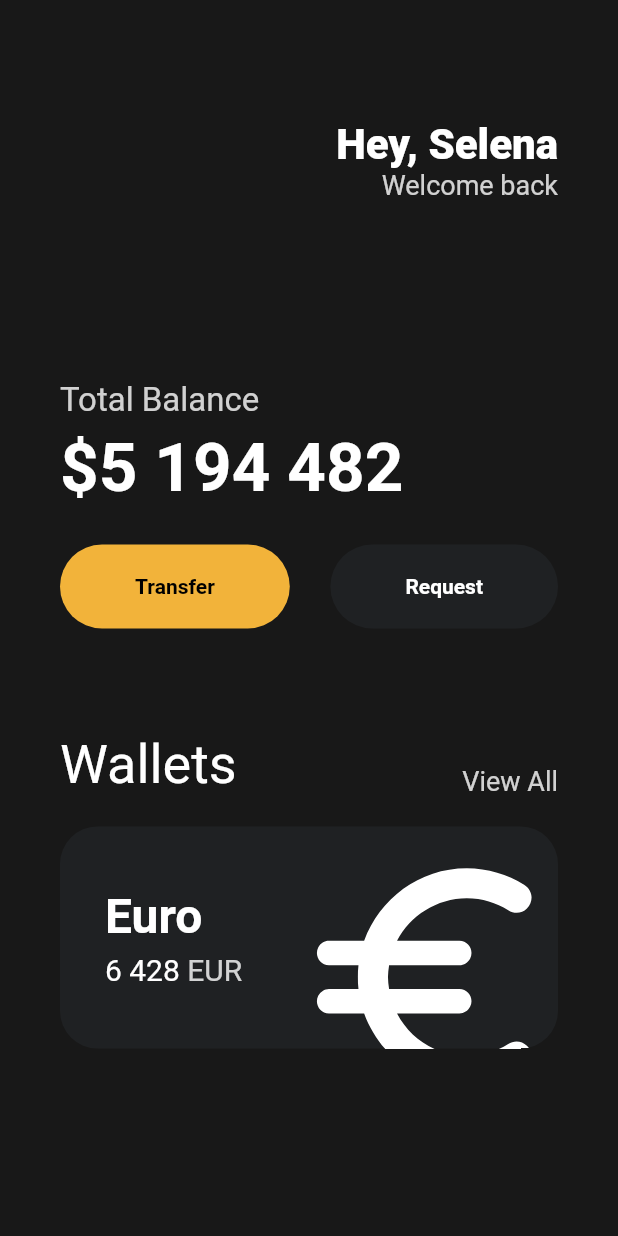
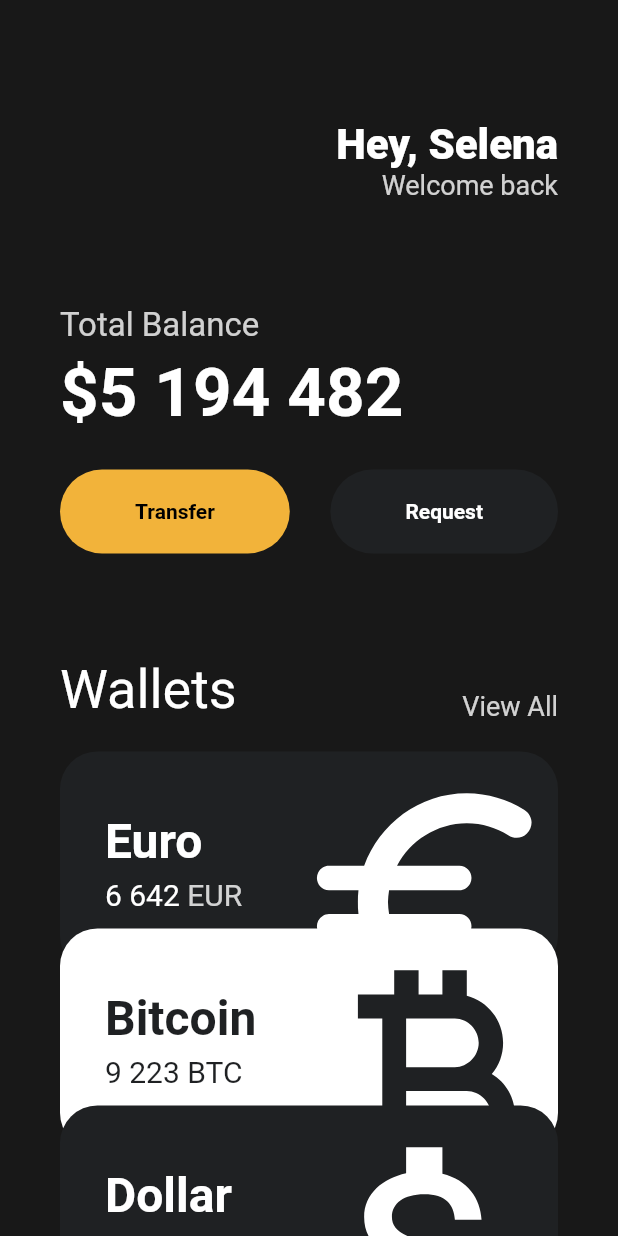
Before and after one commit to SHINDONGDONG/toonflix, a Flutter app: the screen it shows after launch, on a phone screen of 412 x 824 dp. Run offline on Flutter 3.47's test engine with Material 2 defaults, Android fonts, the phone set to English and light mode, and no system bars.

Commit message:
card tarnsform late

```diff
--- a/lib/main.dart
+++ b/lib/main.dart
@@ -1,5 +1,6 @@
 import 'package:flutter/material.dart';
 import 'package:toonflix/widgets/button_widget.dart';
+import 'package:toonflix/widgets/currency_card.dart';
 
 void main() {
   runApp(const MyApp());
@@ -15,7 +16,8 @@ class MyApp extends StatelessWidget {
       home: Scaffold(
         //백그라운드 컬러
         backgroundColor: const Color(0xFF181818),
-        body: Padding(
+        body: SingleChildScrollView(
+          child: Padding(
             padding: const EdgeInsets.symmetric(horizontal: 40),
             child: Column(
               crossAxisAlignment: CrossAxisAlignment.start,
@@ -48,7 +50,7 @@ class MyApp extends StatelessWidget {
                     ),
                   ],
                 ),
-              const SizedBox(height: 120),
+                const SizedBox(height: 70),
                 Text(
                   "Total Balance",
                   style: TextStyle(
@@ -105,70 +107,38 @@ class MyApp extends StatelessWidget {
                   ],
                 ),
                 SizedBox(height: 20,),
-              Container(
-                clipBehavior: Clip.hardEdge,
-                decoration: BoxDecoration(
-                  color: Color(0xFF1F2123),
-                  borderRadius: BorderRadius.circular(25),
+                const CurrencyCard(
+                  name: 'Euro',
+                  code: 'EUR',
+                  amount: '6 642',
+                  icon: Icons.euro_rounded,
+                  isInverted: false,
                 ),
-                child: Padding(
-                  padding: const EdgeInsets.all(30),
-                  child: Row(
-                    mainAxisAlignment: MainAxisAlignment.spaceBetween,
-                    children: [
-                      Column(
-                        crossAxisAlignment: CrossAxisAlignment.start,
-                        children: [
-                          Text("Euro",
-                          style: TextStyle(
-                            color: Colors.white,
-                            fontSize: 32,
-                            fontWeight: FontWeight.w600
+                Transform.translate(
+                  offset: Offset(0,-30),
+                  child: const CurrencyCard(
+                    name: 'Bitcoin',
+                    code: 'BTC',
+                    amount: '9 223',
+                    icon: Icons.currency_bitcoin,
+                    isInverted: true,
                   ),
                 ),
-                          SizedBox(
-                            height: 5,
-                          ),
-                          Row(
-                            mainAxisAlignment: MainAxisAlignment.spaceBetween,
-                            children: [
-                              Text("6 428",
-                                style: TextStyle(
-                                  color: Colors.white,
-                                  fontSize: 20,
-                                ),
-                              ),
-                              SizedBox(width: 5,),
-                              Text("EUR",
-                              style: TextStyle(
-                                color: Colors.white.withOpacity(0.8,),
-                                fontSize: 20
-                              ),
-                              ),
-                            ],
-                          ),
-                        ],
-                      ),
-                      Transform.scale(
-                        scale: 2.2,
-                        child: Transform.translate(
-                          offset: Offset(-5,12),
-                          child: Icon(
-                            Icons.euro_rounded,
-                            color: Colors.white,
-                            size: 88,
-                          ),
-                        ),
-                      )
-
-                    ],
-                  ),
+                Transform.translate(
+                  offset: Offset(0,-60),
+                  child: const CurrencyCard(
+                    name: 'Dollar',
+                    code: 'US',
+                    amount: '6 642',
+                    icon: Icons.attach_money_outlined,
+                    isInverted: false,
                   ),
                 ),
               ],
             ),
           ),
         ),
+      ),
     );
   }
 }
--- /dev/null
+++ b/lib/widgets/currency_card.dart
@@ -0,0 +1,83 @@
+import 'package:flutter/cupertino.dart';
+import 'package:flutter/material.dart';
+
+class CurrencyCard extends StatelessWidget {
+  final String name, code, amount;
+  final IconData icon;
+  final bool isInverted ;
+
+  final _blackColor = const Color(0xFF1F2123);
+
+  const CurrencyCard(
+      {super.key,
+      required this.name,
+      required this.code,
+      required this.amount,
+      required this.icon, required this.isInverted});
+
+  @override
+  Widget build(BuildContext context) {
+    return Container(
+      clipBehavior: Clip.hardEdge,
+      decoration: BoxDecoration(
+        color: isInverted ? Colors.white : Color(0xFF1F2123),
+        borderRadius: BorderRadius.circular(25),
+      ),
+      child: Padding(
+        padding: const EdgeInsets.all(30),
+        child: Row(
+          mainAxisAlignment: MainAxisAlignment.spaceBetween,
+          children: [
+            Column(
+              crossAxisAlignment: CrossAxisAlignment.start,
+              children: [
+                Text(name,
+                  style: TextStyle(
+                      color: isInverted ? _blackColor: Colors.white,
+                      fontSize: 32,
+                      fontWeight: FontWeight.w600
+                  ),
+                ),
+                SizedBox(
+                  height: 5,
+                ),
+                Row(
+                  mainAxisAlignment: MainAxisAlignment.spaceBetween,
+                  children: [
+                    Text(amount,
+                      style: TextStyle(
+                        color: isInverted ? _blackColor: Colors.white,
+                        fontSize: 20,
+                      ),
+                    ),
+                    SizedBox(width: 5,),
+                    Text(code,
+                      style: TextStyle(
+                          color: isInverted ? _blackColor: Colors.white.withOpacity(0.8,),
+                          fontSize: 20
+                      ),
+                    ),
+                  ],
+                ),
+              ],
+            ),
+            Transform.scale(
+              scale: 2.2,
+              child: Transform.translate(
+                offset: Offset(-5,12),
+                child: Icon(
+                  icon,
+                  color: isInverted ? _blackColor: Colors.white,
+                  size: 88,
+                ),
+              ),
+            )
+
+          ],
+        ),
+      ),
+    );
+    throw UnimplementedError();
+  }
+
+}
```
Lines whose indentation alone changed are shown as unchanged.
